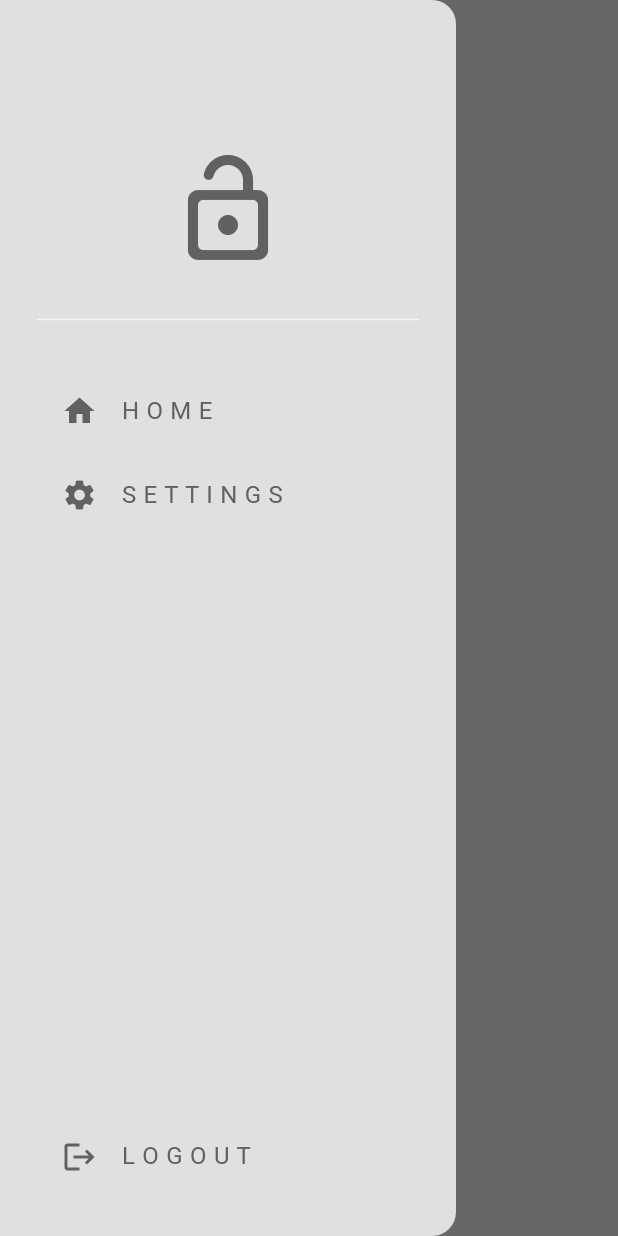
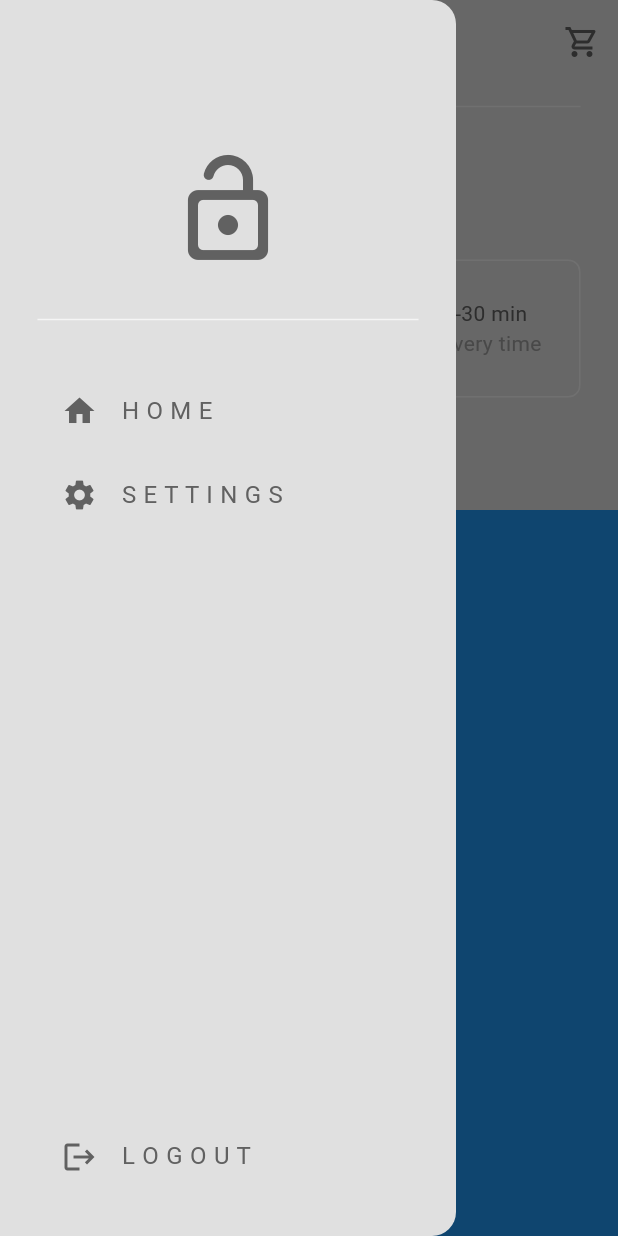
Before and after one commit to yossularko/food_delivery, a Flutter app: the HomePage screen opened directly, with the side drawer open, on a phone screen of 412 x 824 dp. Run offline on Flutter 3.47's test engine with Material 3 defaults, Android fonts, the phone set to English and light mode, and no system bars.

Commit message:
add: Silver App Bar

```diff
--- /dev/null
+++ b/lib/components/my_current_location.dart
@@ -0,0 +1,55 @@
+import 'package:flutter/material.dart';
+
+class MyCurrentLocation extends StatelessWidget {
+  const MyCurrentLocation({super.key});
+
+  void openLocationSearchBox(BuildContext context) {
+    showDialog(
+        context: context,
+        builder: (context) => AlertDialog(
+              title: const Text("Your location"),
+              content: const TextField(
+                decoration: InputDecoration(hintText: "Search address.."),
+              ),
+              actions: [
+                MaterialButton(
+                  onPressed: () => Navigator.pop(context),
+                  child: const Text("Cancel"),
+                ),
+                MaterialButton(
+                  onPressed: () => Navigator.pop(context),
+                  child: const Text("Save"),
+                ),
+              ],
+            ));
+  }
+
+  @override
+  Widget build(BuildContext context) {
+    ColorScheme colorScheme = Theme.of(context).colorScheme;
+    return Padding(
+      padding: const EdgeInsets.all(25),
+      child: Column(
+        crossAxisAlignment: CrossAxisAlignment.start,
+        children: [
+          Text(
+            "Deliver now",
+            style: TextStyle(color: colorScheme.primary),
+          ),
+          GestureDetector(
+            onTap: () => openLocationSearchBox(context),
+            child: Row(
+              children: [
+                Text(
+                  "Jl. H. Ganeng No 46",
+                  style: TextStyle(color: colorScheme.inversePrimary),
+                ),
+                const Icon(Icons.keyboard_arrow_down_rounded)
+              ],
+            ),
+          )
+        ],
+      ),
+    );
+  }
+}
--- /dev/null
+++ b/lib/components/my_description_box.dart
@@ -0,0 +1,49 @@
+import 'package:flutter/material.dart';
+
+class MyDescriptionBox extends StatelessWidget {
+  const MyDescriptionBox({super.key});
+
+  @override
+  Widget build(BuildContext context) {
+    ColorScheme colorScheme = Theme.of(context).colorScheme;
+
+    var primaryTextStyle = TextStyle(color: colorScheme.inversePrimary);
+    var secondaryTextStyle = TextStyle(color: colorScheme.primary);
+    return Container(
+      decoration: BoxDecoration(
+          border: Border.all(color: colorScheme.secondary),
+          borderRadius: BorderRadius.circular(8)),
+      padding: const EdgeInsets.all(25),
+      margin: const EdgeInsets.only(left: 25, right: 25, bottom: 25),
+      child: Row(
+        mainAxisAlignment: MainAxisAlignment.spaceBetween,
+        children: [
+          Column(
+            children: [
+              Text(
+                '\$0.99',
+                style: primaryTextStyle,
+              ),
+              Text(
+                'Delivery fee',
+                style: secondaryTextStyle,
+              ),
+            ],
+          ),
+          Column(
+            children: [
+              Text(
+                '15-30 min',
+                style: primaryTextStyle,
+              ),
+              Text(
+                'Delivery time',
+                style: secondaryTextStyle,
+              ),
+            ],
+          ),
+        ],
+      ),
+    );
+  }
+}
--- a/lib/pages/home_page.dart
+++ b/lib/pages/home_page.dart
@@ -1,5 +1,8 @@
 import 'package:flutter/material.dart';
+import 'package:food_delivery/components/my_current_location.dart';
+import 'package:food_delivery/components/my_description_box.dart';
 import 'package:food_delivery/components/my_drawer.dart';
+import 'package:food_delivery/components/my_silver_app_bar.dart';
 
 class HomePage extends StatefulWidget {
   const HomePage({super.key});
@@ -14,16 +17,31 @@ class _HomePageState extends State<HomePage> {
     ColorScheme colorScheme = Theme.of(context).colorScheme;
 
     return Scaffold(
-      appBar: AppBar(
-        title: Text(
-          "Home",
-          style: TextStyle(color: colorScheme.inversePrimary),
+      backgroundColor: colorScheme.surface,
+      drawer: const MyDrawer(),
+      body: NestedScrollView(
+        headerSliverBuilder: (context, innerBoxIsScrolled) => [
+          MySilverAppBar(
+              title: Text("Title",
+                  style: TextStyle(color: colorScheme.inversePrimary)),
+              child: Column(
+                mainAxisAlignment: MainAxisAlignment.end,
+                crossAxisAlignment: CrossAxisAlignment.start,
+                children: [
+                  Divider(
+                    indent: 25,
+                    endIndent: 25,
+                    color: colorScheme.secondary,
+                  ),
+                  const MyCurrentLocation(),
+                  const MyDescriptionBox(),
+                ],
+              )),
+        ],
+        body: Container(
+          color: Colors.blue,
         ),
-        backgroundColor: colorScheme.surface,
-        iconTheme: IconThemeData(color: colorScheme.inversePrimary),
       ),
-      backgroundColor: colorScheme.surface,
-      drawer: MyDrawer(),
     );
   }
 }
```
Also changed, not shown: lib/components/my_silver_app_bar.dart (added, +31 -0 lines).
